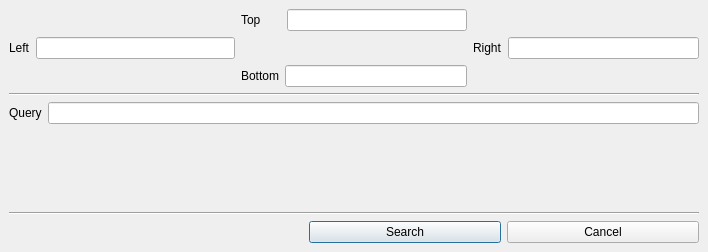
First picture: the form in UVITool/UVITool_BBox.ui, repository nagyistge/DGConnect, before the edit.
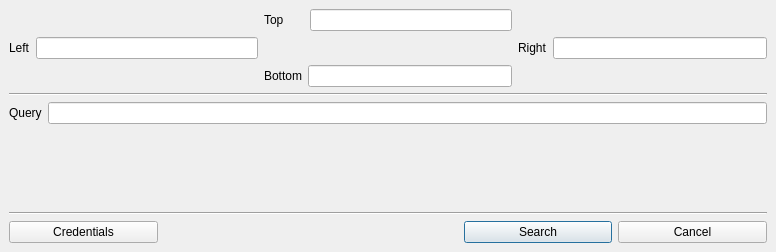
Second picture: the form after the edit.

Diff of the .ui file:
```diff
--- a/UVITool/UVITool_BBox.ui
+++ b/UVITool/UVITool_BBox.ui
@@ -6,7 +6,7 @@
    <rect>
     <x>0</x>
     <y>0</y>
-    <width>708</width>
+    <width>776</width>
     <height>252</height>
    </rect>
   </property>
@@ -71,6 +71,12 @@
           </item>
           <item row="0" column="1">
            <widget class="QLineEdit" name="top">
+            <property name="minimumSize">
+             <size>
+              <width>125</width>
+              <height>0</height>
+             </size>
+            </property>
             <property name="readOnly">
              <bool>false</bool>
             </property>
@@ -95,6 +101,12 @@
           </item>
           <item>
            <widget class="QLineEdit" name="left">
+            <property name="minimumSize">
+             <size>
+              <width>125</width>
+              <height>0</height>
+             </size>
+            </property>
             <property name="readOnly">
              <bool>false</bool>
             </property>
@@ -116,6 +128,12 @@
           </item>
           <item>
            <widget class="QLineEdit" name="right">
+            <property name="minimumSize">
+             <size>
+              <width>125</width>
+              <height>0</height>
+             </size>
+            </property>
             <property name="readOnly">
              <bool>false</bool>
             </property>
@@ -166,6 +184,12 @@
           </item>
           <item>
            <widget class="QLineEdit" name="bottom">
+            <property name="minimumSize">
+             <size>
+              <width>125</width>
+              <height>0</height>
+             </size>
+            </property>
             <property name="readOnly">
              <bool>false</bool>
             </property>
@@ -239,7 +263,7 @@
         <property name="bottomMargin">
          <number>0</number>
         </property>
-        <item row="0" column="0">
+        <item row="0" column="1">
          <spacer name="horizontalSpacer_4">
           <property name="orientation">
            <enum>Qt::Horizontal</enum>
@@ -255,8 +279,14 @@
           </property>
          </spacer>
         </item>
-        <item row="0" column="1">
+        <item row="0" column="2">
          <widget class="QPushButton" name="search_button">
+          <property name="sizePolicy">
+           <sizepolicy hsizetype="Expanding" vsizetype="Fixed">
+            <horstretch>0</horstretch>
+            <verstretch>0</verstretch>
+           </sizepolicy>
+          </property>
           <property name="text">
            <string>Search</string>
           </property>
@@ -265,13 +295,32 @@
           </property>
          </widget>
         </item>
-        <item row="0" column="2">
+        <item row="0" column="3">
          <widget class="QPushButton" name="cancel_button">
+          <property name="sizePolicy">
+           <sizepolicy hsizetype="Expanding" vsizetype="Fixed">
+            <horstretch>0</horstretch>
+            <verstretch>0</verstretch>
+           </sizepolicy>
+          </property>
           <property name="text">
            <string>Cancel</string>
           </property>
          </widget>
         </item>
+        <item row="0" column="0">
+         <widget class="QPushButton" name="credentials_button">
+          <property name="sizePolicy">
+           <sizepolicy hsizetype="Expanding" vsizetype="Fixed">
+            <horstretch>0</horstretch>
+            <verstretch>0</verstretch>
+           </sizepolicy>
+          </property>
+          <property name="text">
+           <string>Credentials</string>
+          </property>
+         </widget>
+        </item>
        </layout>
       </item>
      </layout>
```
